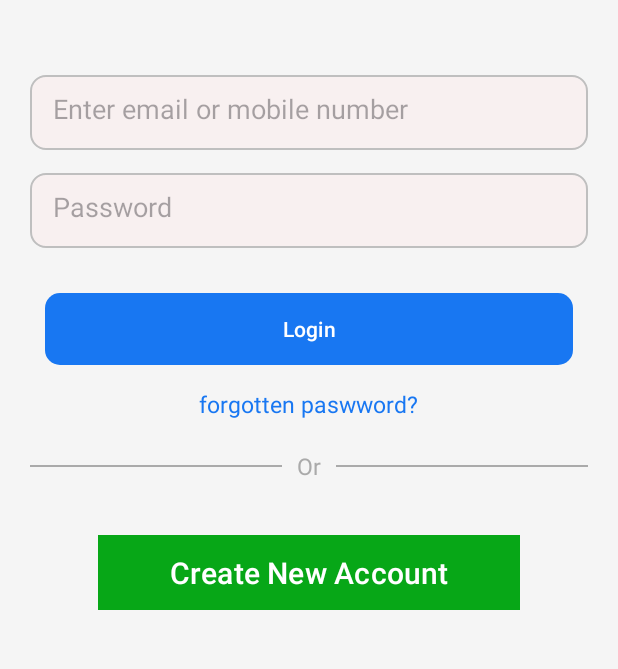
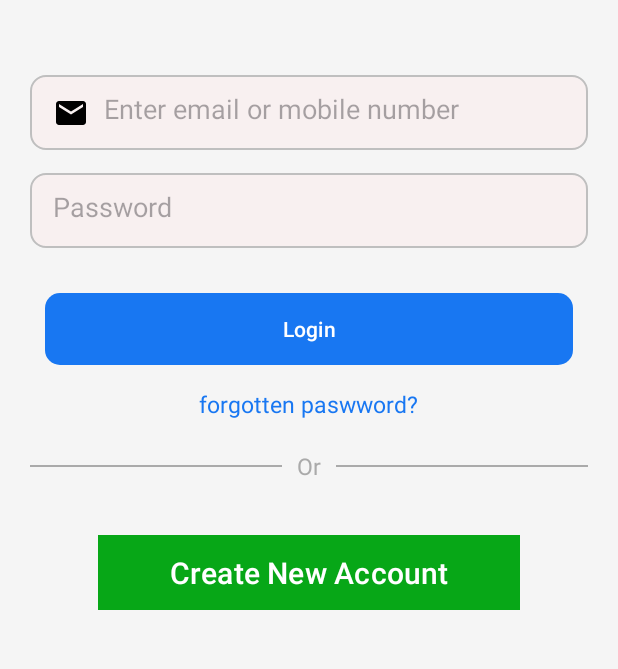
Before and after one commit to Aqeelabbas34/facebookclone, an Android app: the screen it shows after launch (MainActivity), on a phone screen of 412 x 824 dp, the part 181-850 px from its top. Run offline under Robolectric (Android 15) with nearby library versions, the phone set to English and light mode, and no system bars.

Commit message:
login design updated

```diff
--- /dev/null
+++ b/app/src/main/res/drawable/baseline_email_24.xml
@@ -0,0 +1,5 @@
+<vector xmlns:android="http://schemas.android.com/apk/res/android" android:height="24dp" android:tint="#000000" android:viewportHeight="24" android:viewportWidth="24" android:width="24dp">
+
+    <path android:fillColor="@android:color/white" android:pathData="M20,4L4,4c-1.1,0 -1.99,0.9 -1.99,2L2,18c0,1.1 0.9,2 2,2h16c1.1,0 2,-0.9 2,-2L22,6c0,-1.1 -0.9,-2 -2,-2zM20,8l-8,5 -8,-5L4,6l8,5 8,-5v2z"/>
+
+</vector>
--- a/app/src/main/res/layout/activity_main.xml
+++ b/app/src/main/res/layout/activity_main.xml
@@ -26,6 +26,8 @@
         android:hint="Enter email or mobile number"
         android:textColor="@color/black"
         android:layout_marginHorizontal="20dp"
+        android:drawableStart="@drawable/baseline_email_24"
+        android:drawablePadding="10dp"
         android:layout_marginTop="50dp"
         android:background="@drawable/edittext_bg"
         android:padding="15dp"
@@ -36,6 +38,7 @@
         android:layout_width="match_parent"
         android:layout_height="50dp"
         android:hint="Password"
+        android:textColor="@color/black"
         android:layout_marginHorizontal="20dp"
         android:layout_marginTop="15dp"
         android:background="@drawable/edittext_bg"
```
